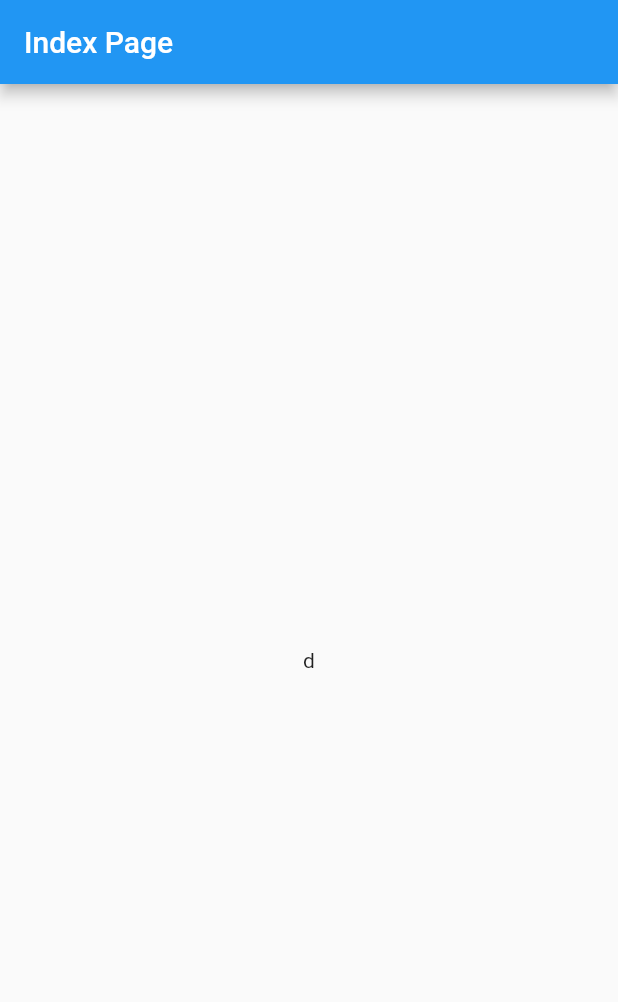
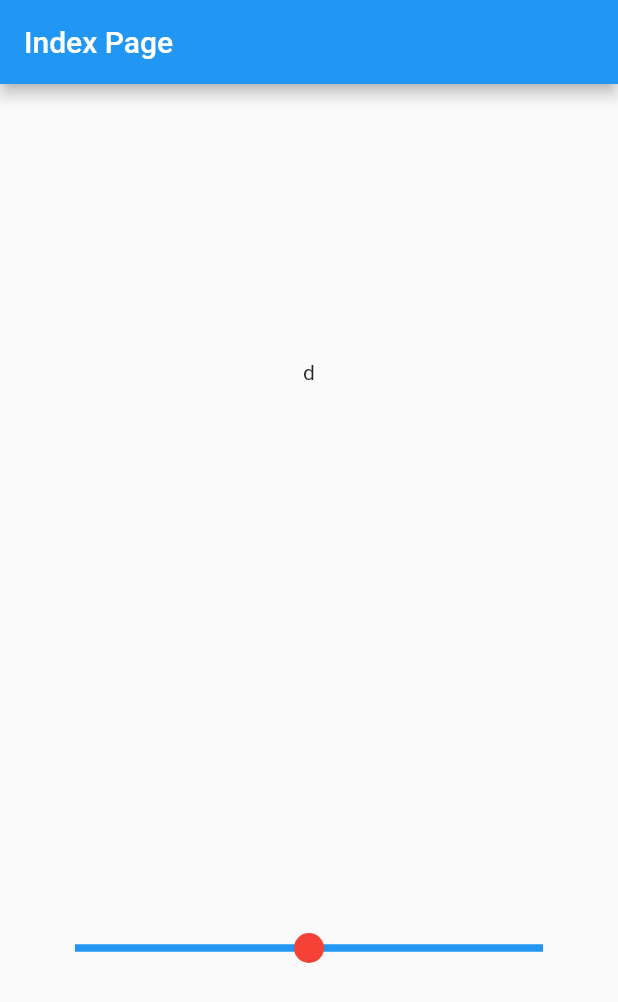
Before and after one commit to NijatTagizada/render_object, a Flutter app: the screen it shows after launch, on a phone screen of 412 x 824 dp. Shown: the top 1002 px of the screen. Run offline on Flutter 3.47's test engine with Material 2 defaults, Android fonts, the phone set to English and light mode, and no system bars.

Commit message:
added custom progress bar

```diff
--- a/analysis_options.yaml
+++ b/analysis_options.yaml
@@ -30,5 +30,8 @@ linter:
     prefer_const_constructors: false
     non_constant_identifier_names: false
     avoid_print: false
+    prefer_const_literals_to_create_immutables: false
+
+
 # Additional information about this file can be found at
 # https://dart.dev/guides/language/analysis-options
--- /dev/null
+++ b/lib/components/custom_slider.dart
@@ -0,0 +1,197 @@
+import 'package:flutter/material.dart';
+import 'package:flutter/gestures.dart';
+import 'package:flutter/rendering.dart';
+
+class ProgressBar extends LeafRenderObjectWidget {
+  const ProgressBar({
+    Key? key,
+    required this.barColor,
+    required this.thumbColor,
+    this.thumbSize = 20.0,
+  }) : super(key: key);
+
+  final Color barColor;
+  final Color thumbColor;
+  final double thumbSize;
+
+  @override
+  RenderObject createRenderObject(BuildContext context) {
+    return RenderProgressBar(
+      barColor: barColor,
+      thumbColor: thumbColor,
+      thumbSize: thumbSize,
+    );
+  }
+
+  @override
+  void updateRenderObject(
+      BuildContext context, RenderProgressBar renderObject) {
+    renderObject
+      ..barColor = barColor
+      ..thumbColor = thumbColor
+      ..thumbSize = thumbSize;
+  }
+}
+
+class RenderProgressBar extends RenderBox {
+  Color get barColor => _barColor;
+  Color _barColor;
+  set barColor(Color value) {
+    if (_barColor == value) return;
+    _barColor = value;
+    markNeedsPaint();
+  }
+
+  Color get thumbColor => _thumbColor;
+  Color _thumbColor;
+  set thumbColor(Color value) {
+    if (_thumbColor == value) return;
+    _thumbColor = value;
+    markNeedsPaint();
+  }
+
+  double get thumbSize => _thumbSize;
+  double _thumbSize;
+  set thumbSize(double value) {
+    if (_thumbSize == value) return;
+    _thumbSize = value;
+    markNeedsLayout();
+  }
+
+  static const _minDesiredWidth = 100.0;
+  late HorizontalDragGestureRecognizer _drag;
+
+  RenderProgressBar({
+    required Color barColor,
+    required Color thumbColor,
+    required double thumbSize,
+  })  : _barColor = barColor,
+        _thumbColor = thumbColor,
+        _thumbSize = thumbSize {
+    // initialize the gesture recognizer
+    _drag = HorizontalDragGestureRecognizer()
+      ..onStart = (DragStartDetails details) {
+        _updateThumbPosition(details.localPosition);
+      }
+      ..onUpdate = (DragUpdateDetails details) {
+        _updateThumbPosition(details.localPosition);
+      };
+  }
+
+  @override
+  void performLayout() {
+    size = getDryLayout(constraints);
+  }
+
+  @override
+  Size computeDryLayout(BoxConstraints constraints) {
+    // These BoxContraints are passed in from the parent and tell you the max and min width and length that you’re allowed to be.
+    print(constraints.toString());
+    final desiredWidth = constraints.maxWidth;
+    final desiredHeight = thumbSize;
+    final desiredSize = Size(desiredWidth, desiredHeight);
+    return constraints.constrain(desiredSize);
+  }
+
+  @override
+  double computeMinIntrinsicWidth(double height) => _minDesiredWidth;
+
+  @override
+  double computeMaxIntrinsicWidth(double height) => _minDesiredWidth;
+
+  @override
+  double computeMinIntrinsicHeight(double width) => thumbSize;
+
+  @override
+  double computeMaxIntrinsicHeight(double width) => thumbSize;
+
+  // To limit repainting to just our widget
+  // Only the progress bar widget is getting repainted. The parent widget tree isn’t.
+  // Flutter makes a new painting layer that is separate from the rest of the tree.
+  // Doing so takes more memory resources.
+  // If the widget repaints a lot then that’s probably a good use of resources.
+  // But if it doesn’t then you’re wasting memory.
+  @override
+  bool get isRepaintBoundary => true;
+
+  double _currentThumbValue = 0.5;
+
+  @override
+  bool hitTestSelf(Offset position) => true;
+
+  @override
+  void handleEvent(PointerEvent event, BoxHitTestEntry entry) {
+    assert(debugHandleEvent(event, entry));
+    if (event is PointerDownEvent) {
+      _drag.addPointer(event);
+    }
+  }
+
+  void _updateThumbPosition(Offset localPosition) {
+    // This can go out of bounds so you clamp it between zero and the width of the widget.
+    var dx = localPosition.dx.clamp(0, size.width);
+    _currentThumbValue = dx / size.width;
+
+    markNeedsPaint();
+    markNeedsSemanticsUpdate();
+  }
+
+  @override
+  void paint(PaintingContext context, Offset offset) {
+    final canvas = context.canvas;
+    canvas.save();
+    canvas.translate(offset.dx, offset.dy);
+
+    // paint bar
+    final barPaint = Paint()
+      ..color = barColor
+      ..strokeWidth = 5;
+    final pointStart = Offset(0, size.height / 2);
+    final pointEnd = Offset(size.width, size.height / 2);
+    canvas.drawLine(pointStart, pointEnd, barPaint);
+
+    // paint thumb
+    final thumbPaint = Paint()..color = thumbColor;
+    final thumbDx = _currentThumbValue * size.width;
+    final position = Offset(thumbDx, size.height / 2);
+    canvas.drawCircle(position, thumbSize / 2, thumbPaint);
+    canvas.restore();
+  }
+
+  //For visually impaired people (Screen Reader)
+  @override
+  void describeSemanticsConfiguration(SemanticsConfiguration config) {
+    super.describeSemanticsConfiguration(config);
+
+    // description
+    config.textDirection = TextDirection.ltr;
+    config.label = 'Progress bar';
+    config.value = '${(_currentThumbValue * 100).round()}%';
+
+    // increase action
+    config.onIncrease = increaseAction;
+    final increased = _currentThumbValue + _semanticActionUnit;
+    config.increasedValue = '${((increased).clamp(0.0, 1.0) * 100).round()}%';
+
+    // descrease action
+    config.onDecrease = decreaseAction;
+    final decreased = _currentThumbValue - _semanticActionUnit;
+    config.decreasedValue = '${((decreased).clamp(0.0, 1.0) * 100).round()}%';
+  }
+
+  static const double _semanticActionUnit = 0.05;
+
+  void increaseAction() {
+    final newValue = _currentThumbValue + _semanticActionUnit;
+    _currentThumbValue = (newValue).clamp(0.0, 1.0);
+    markNeedsPaint();
+    markNeedsSemanticsUpdate();
+  }
+
+  void decreaseAction() {
+    final newValue = _currentThumbValue - _semanticActionUnit;
+    _currentThumbValue = (newValue).clamp(0.0, 1.0);
+    markNeedsPaint();
+    markNeedsSemanticsUpdate();
+  }
+}
--- a/lib/main.dart
+++ b/lib/main.dart
@@ -1,7 +1,10 @@
 import 'package:flutter/material.dart';
+//import 'package:flutter/rendering.dart';
+import 'package:render_object/components/custom_slider.dart';
 import 'package:render_object/components/my_center.dart';
 
 void main() {
+  // debugRepaintRainbowEnabled = true;
   runApp(const MyApp());
 }
 
@@ -27,8 +30,25 @@ class IndexPage extends StatelessWidget {
       appBar: AppBar(
         title: const Text('Index Page'),
       ),
-      body: MyCenter(
-        child: Text('d'),
+      body: Column(
+        children: [
+          Expanded(
+            child: MyCenter(
+              child: Text('d'),
+            ),
+          ),
+          Expanded(
+            child: Container(
+              padding: EdgeInsets.symmetric(horizontal: 50),
+              // color: Colors.cyan,
+              child: ProgressBar(
+                barColor: Colors.blue,
+                thumbColor: Colors.red,
+                thumbSize: 20.0,
+              ),
+            ),
+          ),
+        ],
       ),
     );
   }
```
